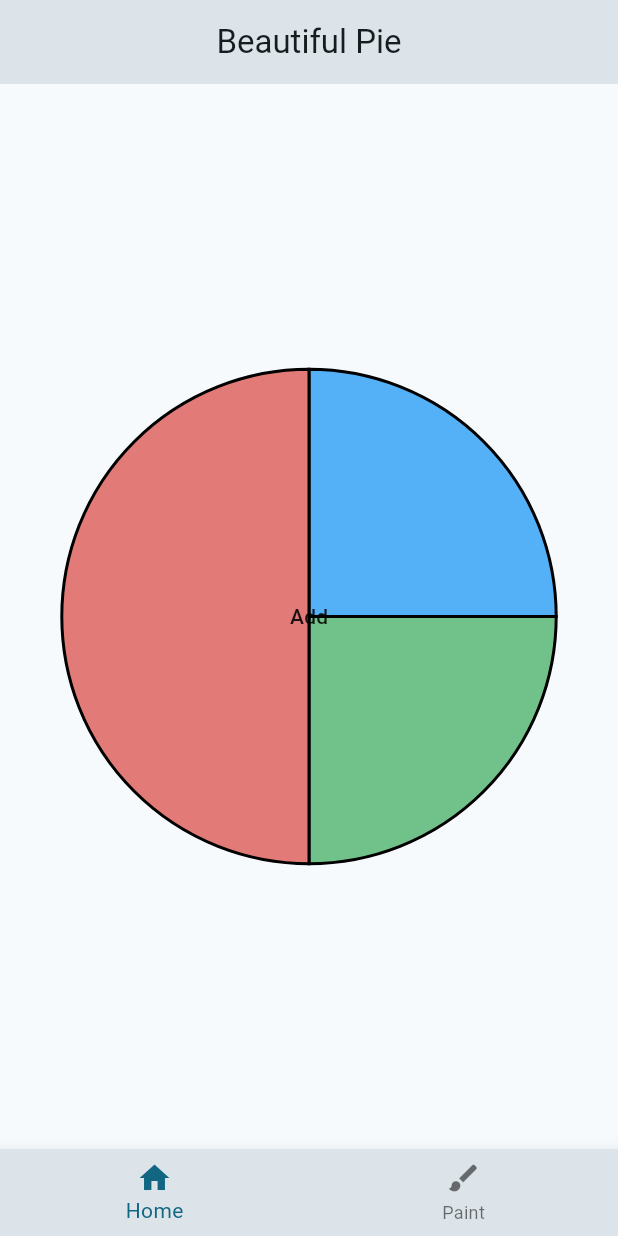
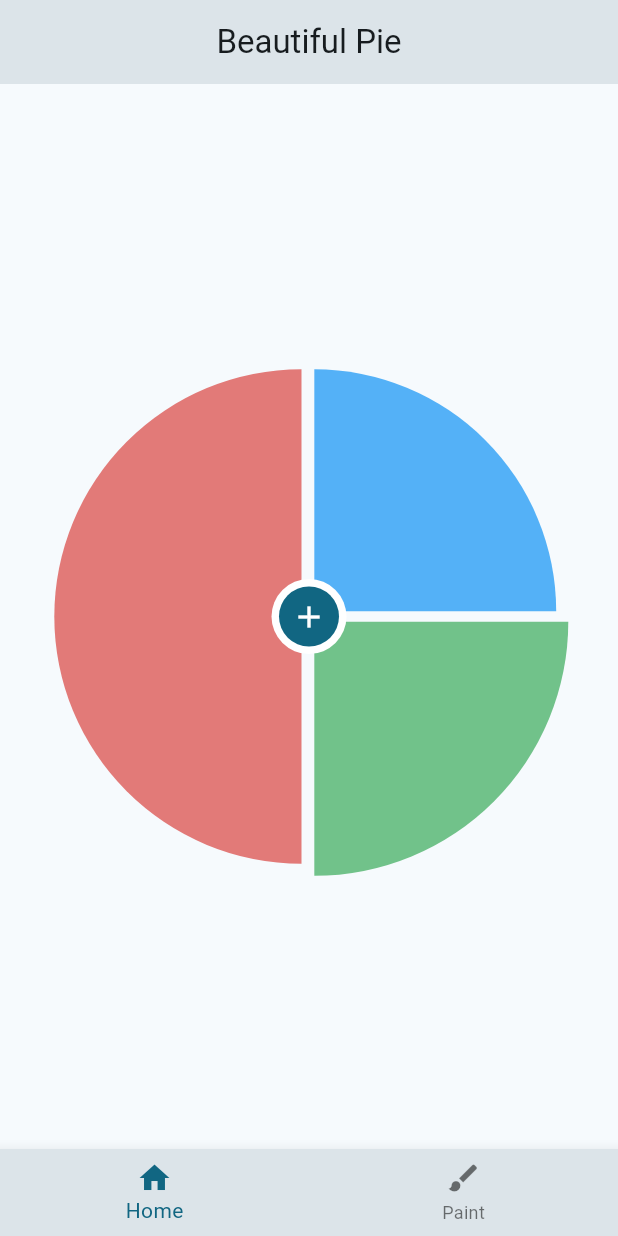
Before and after one commit to TGDivy/beautiful_pie, a Flutter app: the screen it shows after launch, on a phone screen of 412 x 824 dp. Run offline on Flutter 3.47's test engine with Material 3 defaults, Android fonts, the phone set to English and light mode, and no system bars.

Commit message:
[FEAT]: Organize codebase

```diff
--- a/lib/main.dart
+++ b/lib/main.dart
@@ -1,5 +1,6 @@
 import 'dart:math';
 
+import 'package:beautiful_pie/pie/data.dart';
 import 'package:beautiful_pie/pie/main.dart';
 import 'package:flutter/material.dart';
 
@@ -33,6 +34,30 @@ class MyHomePage extends StatefulWidget {
 }
 
 class _MyHomePageState extends State<MyHomePage> {
+  final data = const PieChartData(
+    sections: [
+      PieSection(
+        value: 0.25,
+        color: Colors.blue,
+        label: 'Red',
+        offset: Offset(0, 0),
+      ),
+      PieSection(
+        value: 0.25,
+        color: Colors.green,
+        label: 'Green',
+        offset: Offset(0, 0),
+        selected: true,
+      ),
+      PieSection(
+        value: 0.5,
+        color: Colors.red,
+        label: 'Blue',
+        offset: Offset(0, 0),
+      ),
+    ],
+  );
+
   @override
   Widget build(BuildContext context) {
     return Scaffold(
@@ -46,7 +71,7 @@ class _MyHomePageState extends State<MyHomePage> {
           dimension: min(MediaQuery.of(context).size.width,
                   MediaQuery.of(context).size.height) *
               0.8,
-          child: const AnimatedPieChart(),
+          child: AnimatedPieChart(data: data),
         ),
       ),
       bottomNavigationBar: BottomNavigationBar(
--- /dev/null
+++ b/lib/pie/data.dart
@@ -0,0 +1,65 @@
+import 'dart:ui';
+
+class PieChartData {
+  final List<PieSection> sections;
+  final bool showLabels;
+  final double gap;
+  final double innerRadius;
+
+  const PieChartData({
+    required this.sections,
+    this.showLabels = true,
+    this.gap = 5,
+    this.innerRadius = 25,
+  });
+
+  listEquals(List<PieSection> a, List<PieSection> b) {
+    if (a.length != b.length) return false;
+
+    for (var i = 0; i < a.length; i++) {
+      if (a[i] != b[i]) return false;
+    }
+
+    return true;
+  }
+
+  PieChartData copyWith({
+    List<PieSection>? sections,
+  }) {
+    return PieChartData(
+      sections: sections ?? this.sections,
+    );
+  }
+}
+
+class PieSection {
+  final double value;
+  final Color color;
+  final String label;
+  final Offset offset;
+  final bool selected;
+
+  const PieSection({
+    required this.value,
+    required this.color,
+    required this.label,
+    required this.offset,
+    this.selected = false,
+  });
+
+  PieSection copyWith({
+    double? value,
+    Color? color,
+    String? label,
+    Offset? offset,
+    bool? selected,
+  }) {
+    return PieSection(
+      value: value ?? this.value,
+      color: color ?? this.color,
+      label: label ?? this.label,
+      offset: offset ?? this.offset,
+      selected: selected ?? this.selected,
+    );
+  }
+}
--- a/lib/pie/main.dart
+++ b/lib/pie/main.dart
@@ -1,207 +1,20 @@
 import 'dart:math';
+import 'package:beautiful_pie/pie/data.dart';
+import 'package:beautiful_pie/pie/painter.dart';
 import 'package:flutter/material.dart';
-
-class PieChartData {
-  final List<PieSection> sections;
-
-  const PieChartData({required this.sections});
-
-  @override
-  String toString() => 'PieChartData(sections: $sections)';
-
-  @override
-  bool operator ==(Object other) {
-    if (identical(this, other)) return true;
-
-    return other is PieChartData && listEquals(other.sections, sections);
-  }
-
-  @override
-  int get hashCode => sections.hashCode;
-
-  listEquals(List<PieSection> a, List<PieSection> b) {
-    if (a.length != b.length) return false;
-
-    for (var i = 0; i < a.length; i++) {
-      if (a[i] != b[i]) return false;
-    }
-
-    return true;
-  }
-
-  PieChartData copyWith({
-    List<PieSection>? sections,
-  }) {
-    return PieChartData(
-      sections: sections ?? this.sections,
-    );
-  }
-}
-
-class PieSection {
-  final double value;
-  final Color color;
-  final Border border;
-  final String label;
-  final Offset offset;
-  final Widget widget;
-
-  const PieSection({
-    required this.value,
-    required this.color,
-    required this.border,
-    required this.label,
-    required this.offset,
-    required this.widget,
-  });
-
-  @override
-  String toString() {
-    return 'PieSection(percentage: $value, color: $color, border: $border, label: $label, offset: $offset, widget: $widget)';
-  }
-
-  @override
-  bool operator ==(Object other) {
-    if (identical(this, other)) return true;
-
-    return other is PieSection &&
-        other.value == value &&
-        other.color == color &&
-        other.border == border &&
-        other.label == label &&
-        other.offset == offset &&
-        other.widget == widget;
-  }
-
-  @override
-  int get hashCode {
-    return value.hashCode ^
-        color.hashCode ^
-        border.hashCode ^
-        label.hashCode ^
-        offset.hashCode ^
-        widget.hashCode;
-  }
-
-  PieSection copyWith({
-    double? value,
-    Color? color,
-    Border? border,
-    String? label,
-    Offset? offset,
-    Widget? widget,
-  }) {
-    return PieSection(
-      value: value ?? this.value,
-      color: color ?? this.color,
-      border: border ?? this.border,
-      label: label ?? this.label,
-      offset: offset ?? this.offset,
-      widget: widget ?? this.widget,
-    );
-  }
-}
-
-// input is a `PieChartData` object and the output is a `CustomPainter` object.
-class PieChartPainter extends CustomPainter {
-  final PieChartData data;
-  final Animation<double> animation;
-
-  const PieChartPainter({required this.data, required this.animation})
-      : super(repaint: animation);
-
-  @override
-  void paint(Canvas canvas, Size size) {
-    // The first step is to calculate the total percentage of the pie chart.
-    final totalPercentage = data.sections.fold<double>(
-      0,
-      (previousValue, element) => previousValue + element.value,
-    );
-
-    // The next step is to calculate the radius of the pie chart.
-    final radius = min(size.width, size.height) / 2;
-
-    // The next step is to calculate the center of the pie chart.
-    final center = Offset(size.width / 2, size.height / 2);
-
-    // The next step is to calculate the angle of the first section.
-    var startAngle = -pi / 2;
-
-    var pSum = 0.0;
-    var p = 0.0;
-    // The next step is to iterate over the sections and draw each section.
-    for (final section in data.sections) {
-      // If the animation has not reached this section yet, skip it
-      if (animation.value < pSum) {
-        continue;
-      }
-      pSum += section.value / totalPercentage;
-
-      if (animation.value < pSum) {
-        p = (animation.value - (pSum - section.value / totalPercentage)) /
-            (section.value / totalPercentage);
-      } else {
-        p = 1;
-      }
-
-      // The first step is to calculate the sweep angle of the section.
-      final sweepAngle = 2 * pi * section.value / totalPercentage * p;
-
-      // The next step is to create a `Path` object.
-      final path = Path()
-        ..moveTo(center.dx, center.dy)
-        ..arcTo(
-          Rect.fromCircle(center: center, radius: radius),
-          startAngle,
-          sweepAngle,
-          false,
-        )
-        ..close();
-
-      // The next step is to draw the section.
-      canvas.drawPath(
-        path,
-        Paint()
-          ..color = section.color
-          ..style = PaintingStyle.fill
-          ..strokeWidth = 2
-          ..strokeCap = StrokeCap.round,
-      );
-
-      // The next step is to draw the border of the section.
-      canvas.drawPath(
-        path,
-        Paint()
-          ..color = Colors.black
-          ..style = PaintingStyle.stroke
-          ..strokeWidth = 2
-          ..strokeCap = StrokeCap.round,
-      );
-
-      // The next step is to update the start angle.
-      startAngle += sweepAngle;
-    }
-  }
-
-  @override
-  bool shouldRepaint(covariant CustomPainter oldDelegate) {
-    if (animation.status != AnimationStatus.completed) {
-      return true;
-    } else {
-      return false;
-    }
-  }
-}
 
 // Animated Pie Chart class that manages the state of the Pie Chart Data.
 class AnimatedPieChart extends StatefulWidget {
-  const AnimatedPieChart({Key? key}) : super(key: key);
+  final PieChartData data;
+  const AnimatedPieChart({super.key, required this.data});
+  // const AnimatedPieChart({Key? key}) : super(key: key);
+  // data is input
 
   @override
-  _AnimatedPieChartState createState() => _AnimatedPieChartState();
+  AnimatedPieChartState createState() => AnimatedPieChartState();
 }
 
-class _AnimatedPieChartState extends State<AnimatedPieChart>
+class AnimatedPieChartState extends State<AnimatedPieChart>
     with SingleTickerProviderStateMixin {
   late final AnimationController _controller;
   late final Animation<double> _animation;
@@ -224,34 +37,7 @@ class _AnimatedPieChartState extends State<AnimatedPieChart>
     );
 
     // The next step is to initialize the data.
-    _data = PieChartData(
-      sections: [
-        PieSection(
-          value: 0.25,
-          color: Colors.blue,
-          border: Border.all(color: Colors.black, width: 2),
-          label: 'Red',
-          offset: const Offset(0, 0),
-          widget: const Text('Red'),
-        ),
-        PieSection(
-          value: 0.25,
-          color: Colors.green,
-          border: Border.all(color: Colors.black, width: 2),
-          label: 'Green',
-          offset: const Offset(0, 0),
-          widget: const Text('Green'),
-        ),
-        PieSection(
-          value: 0.5,
-          color: Colors.red,
-          border: Border.all(color: Colors.black, width: 2),
-          label: 'Blue',
-          offset: const Offset(0, 0),
-          widget: const Text('Blue'),
-        ),
-      ],
-    );
+    _data = widget.data;
 
     // The next step is to start the animation.
     _controller.forward();
@@ -275,16 +61,21 @@ class _AnimatedPieChartState extends State<AnimatedPieChart>
           child: Column(
             mainAxisAlignment: MainAxisAlignment.center,
             children: [
-              MaterialButton(
-                  onPressed: () => addSection(PieSection(
-                        value: 0.25,
-                        color: Colors.red,
-                        border: Border.all(color: Colors.black, width: 2),
-                        label: 'Red',
-                        offset: const Offset(0, 0),
-                        widget: const Text('Red'),
-                      )),
-                  child: const Text('Add')),
+              IconButton.filled(
+                icon: const Icon(Icons.add),
+                onPressed: () => addSection(
+                  PieSection(
+                    value: 0.25,
+                    color: [
+                      Colors.blue,
+                      Colors.green,
+                      Colors.red,
+                    ][Random().nextInt(19)],
+                    label: 'Red',
+                    offset: const Offset(0, 0),
+                  ),
+                ),
+              )
             ],
           ),
         ),
@@ -308,9 +99,7 @@ class _AnimatedPieChartState extends State<AnimatedPieChart>
   // The next step is to add a method to add a section.
   void addSection(PieSection section) {
     setState(() {
-      _data = PieChartData(
-        sections: [..._data.sections, section],
-      );
+      _data = _data.copyWith(sections: [..._data.sections, section]);
     });
 
     _controller.reset();
```
Also changed, not shown: lib/pie/painter.dart (added, +111 -0 lines).
